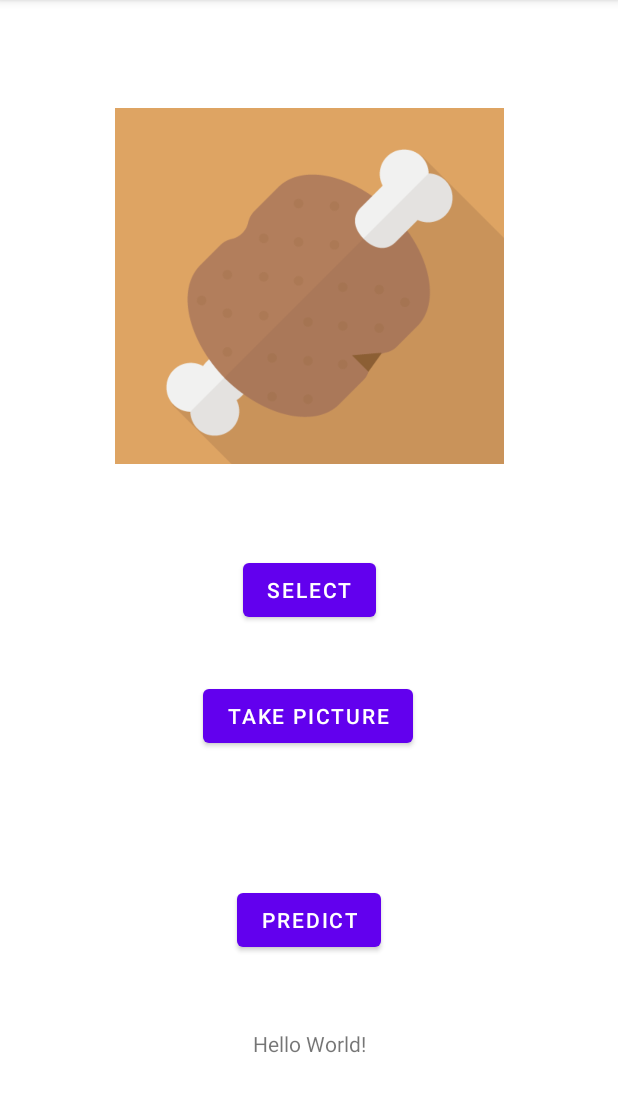
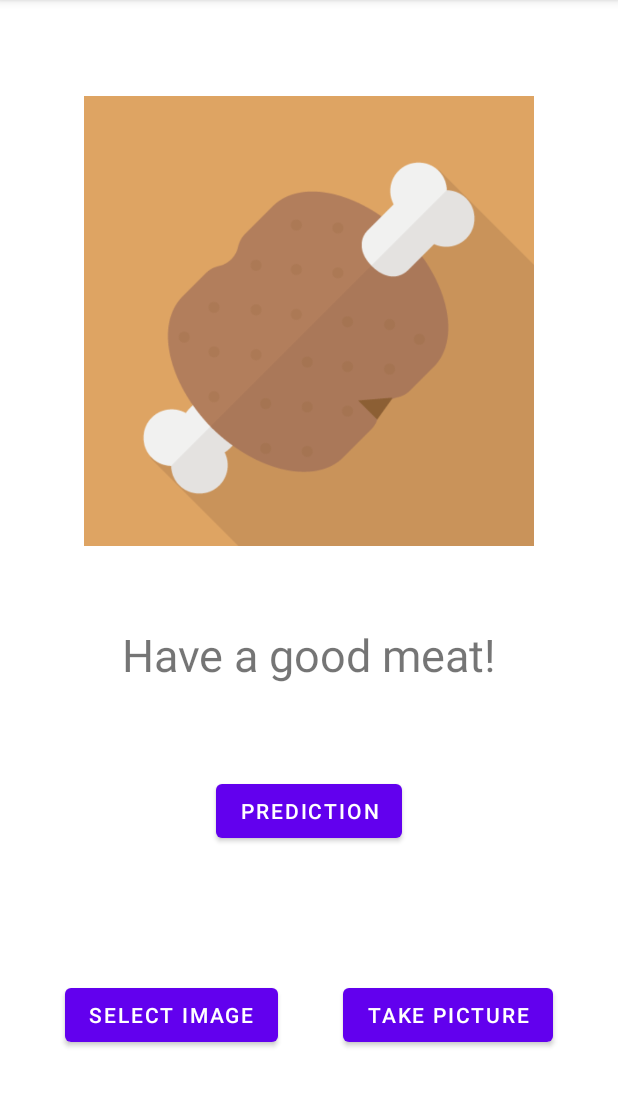
Before and after one commit to cacaoMath/ML_meat, an Android app: the screen it shows after launch (MainActivity), on a phone screen of 412 x 824 dp, the part 84-1196 px from its top. Run offline under Robolectric (Android 15) with nearby library versions, the phone set to English and light mode, and no system bars; libraries missing offline, so code that uses them is left out: org.tensorflow.lite; 1 statement that could not run was skipped.

Commit message:
mod : uiの変更

```diff
--- a/app/src/main/java/com/example/ml_meat/MainActivity.kt
+++ b/app/src/main/java/com/example/ml_meat/MainActivity.kt
@@ -39,7 +39,7 @@ class MainActivity : AppCompatActivity() {
         selectBtn = findViewById(R.id.selectImg_btn)
         predictBtn = findViewById(R.id.predict_btn)
         cameraBtn = findViewById(R.id.camera_btn)
-        predictTv = findViewById(R.id.predection_tv)
+        predictTv = findViewById(R.id.prediction_tv)
         imgView = findViewById(R.id.imageView)
 
         //初期画面用
--- a/app/src/main/res/layout/activity_main.xml
+++ b/app/src/main/res/layout/activity_main.xml
@@ -7,21 +7,21 @@
     tools:context=".MainActivity">
 
     <TextView
-        android:id="@+id/predection_tv"
+        android:id="@+id/prediction_tv"
         android:layout_width="wrap_content"
         android:layout_height="wrap_content"
-        android:text="Hello World!"
-        app:layout_constraintBottom_toBottomOf="parent"
+        android:layout_marginTop="52dp"
+        android:text="Have a good meat!"
+        android:textSize="30sp"
         app:layout_constraintEnd_toEndOf="parent"
         app:layout_constraintStart_toStartOf="parent"
-        app:layout_constraintTop_toBottomOf="@+id/predict_btn"
-        app:layout_constraintVertical_bias="0.439" />
+        app:layout_constraintTop_toBottomOf="@+id/imageView" />
 
     <ImageView
         android:id="@+id/imageView"
-        android:layout_width="259dp"
-        android:layout_height="237dp"
-        android:layout_marginTop="72dp"
+        android:layout_width="300dp"
+        android:layout_height="300dp"
+        android:layout_marginTop="64dp"
         android:scaleType="centerCrop"
         app:layout_constraintEnd_toEndOf="parent"
         app:layout_constraintStart_toStartOf="parent"
@@ -32,31 +32,36 @@
         android:id="@+id/selectImg_btn"
         android:layout_width="wrap_content"
         android:layout_height="wrap_content"
-        android:layout_marginTop="60dp"
-        android:text="select"
+        android:layout_marginTop="80dp"
+        android:text="@string/selectImg_button"
+        app:layout_constraintBottom_toBottomOf="parent"
+        app:layout_constraintEnd_toStartOf="@+id/camera_btn"
+        app:layout_constraintHorizontal_bias="0.5"
+        app:layout_constraintStart_toStartOf="parent"
+        app:layout_constraintTop_toBottomOf="@+id/predict_btn"
+        app:layout_constraintVertical_bias="0.106" />
+
+    <Button
+        android:id="@+id/camera_btn"
+        android:layout_width="wrap_content"
+        android:layout_height="wrap_content"
+        android:layout_marginTop="80dp"
+        android:text="@string/camera_button"
+        app:layout_constraintBottom_toBottomOf="parent"
         app:layout_constraintEnd_toEndOf="parent"
-        app:layout_constraintStart_toStartOf="parent"
-        app:layout_constraintTop_toBottomOf="@+id/imageView" />
+        app:layout_constraintHorizontal_bias="0.5"
+        app:layout_constraintStart_toEndOf="@+id/selectImg_btn"
+        app:layout_constraintTop_toBottomOf="@+id/predict_btn"
+        app:layout_constraintVertical_bias="0.106" />
 
     <Button
         android:id="@+id/predict_btn"
         android:layout_width="wrap_content"
         android:layout_height="wrap_content"
-        android:layout_marginTop="88dp"
-        android:text="predict"
+        android:layout_marginTop="60dp"
+        android:text="@string/prediction"
         app:layout_constraintEnd_toEndOf="parent"
         app:layout_constraintStart_toStartOf="parent"
-        app:layout_constraintTop_toBottomOf="@+id/camera_btn" />
-
-    <Button
-        android:id="@+id/camera_btn"
-        android:layout_width="wrap_content"
-        android:layout_height="wrap_content"
-        android:layout_marginTop="36dp"
-        android:text="take picture"
-        app:layout_constraintEnd_toEndOf="parent"
-        app:layout_constraintHorizontal_bias="0.498"
-        app:layout_constraintStart_toStartOf="parent"
-        app:layout_constraintTop_toBottomOf="@+id/selectImg_btn" />
+        app:layout_constraintTop_toBottomOf="@+id/prediction_tv" />
 
 </androidx.constraintlayout.widget.ConstraintLayout>
--- a/app/src/main/res/values/strings.xml
+++ b/app/src/main/res/values/strings.xml
@@ -1,3 +1,6 @@
 <resources>
     <string name="app_name">ML_meat</string>
+    <string name="selectImg_button">Select Image</string>
+    <string name="camera_button">Take Picture</string>
+    <string name="prediction">Prediction</string>
 </resources>
--- a/build.gradle
+++ b/build.gradle
@@ -6,7 +6,7 @@ buildscript {
         mavenCentral()
     }
     dependencies {
-        classpath "com.android.tools.build:gradle:4.2.1"
+        classpath 'com.android.tools.build:gradle:4.2.2'
         classpath "org.jetbrains.kotlin:kotlin-gradle-plugin:$kotlin_version"
 
         // NOTE: Do not place your application dependencies here; they belong
```
